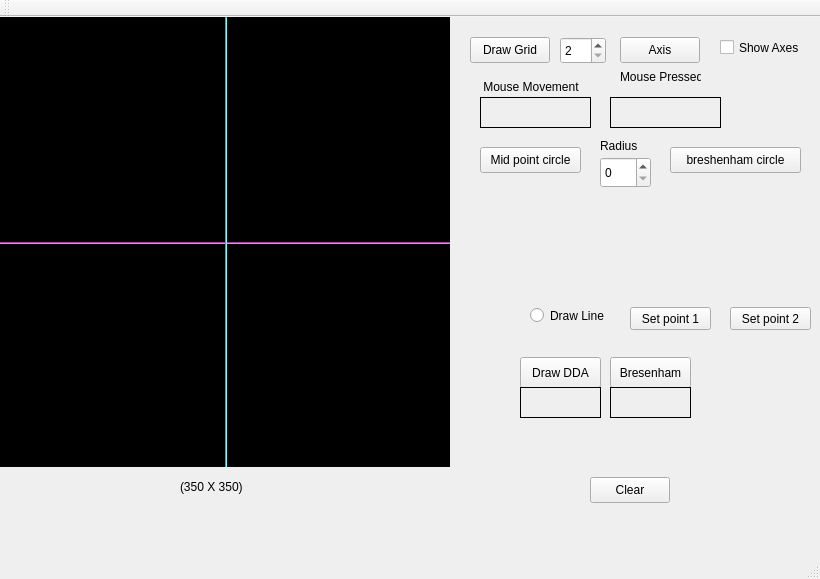
The window that thirdYear/graphics/DrawLine/mainwindow.ui (zulkernine/assignment) describes before a commit, drawn with Qt 5.
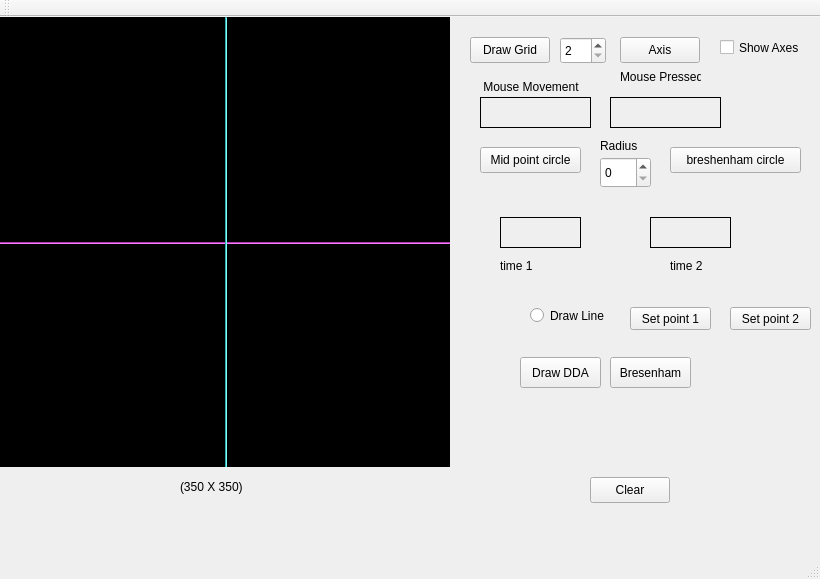
The same window after the commit. Custom widgets are drawn as their Qt base class.

Diff of the .ui file:
```diff
--- a/thirdYear/graphics/DrawLine/mainwindow.ui
+++ b/thirdYear/graphics/DrawLine/mainwindow.ui
@@ -286,8 +286,8 @@
    <widget class="QLabel" name="dda_computation_time">
     <property name="geometry">
      <rect>
-      <x>520</x>
-      <y>370</y>
+      <x>500</x>
+      <y>200</y>
       <width>81</width>
       <height>31</height>
      </rect>
@@ -305,8 +305,8 @@
    <widget class="QLabel" name="breshenham_line_computation_time">
     <property name="geometry">
      <rect>
-      <x>610</x>
-      <y>370</y>
+      <x>650</x>
+      <y>200</y>
       <width>81</width>
       <height>31</height>
      </rect>
@@ -360,6 +360,32 @@
      <string>Radius</string>
     </property>
    </widget>
+   <widget class="QLabel" name="label_2">
+    <property name="geometry">
+     <rect>
+      <x>500</x>
+      <y>240</y>
+      <width>58</width>
+      <height>18</height>
+     </rect>
+    </property>
+    <property name="text">
+     <string>time 1</string>
+    </property>
+   </widget>
+   <widget class="QLabel" name="label_4">
+    <property name="geometry">
+     <rect>
+      <x>670</x>
+      <y>240</y>
+      <width>58</width>
+      <height>18</height>
+     </rect>
+    </property>
+    <property name="text">
+     <string>time 2</string>
+    </property>
+   </widget>
   </widget>
   <widget class="QMenuBar" name="menuBar">
    <property name="geometry">
```
